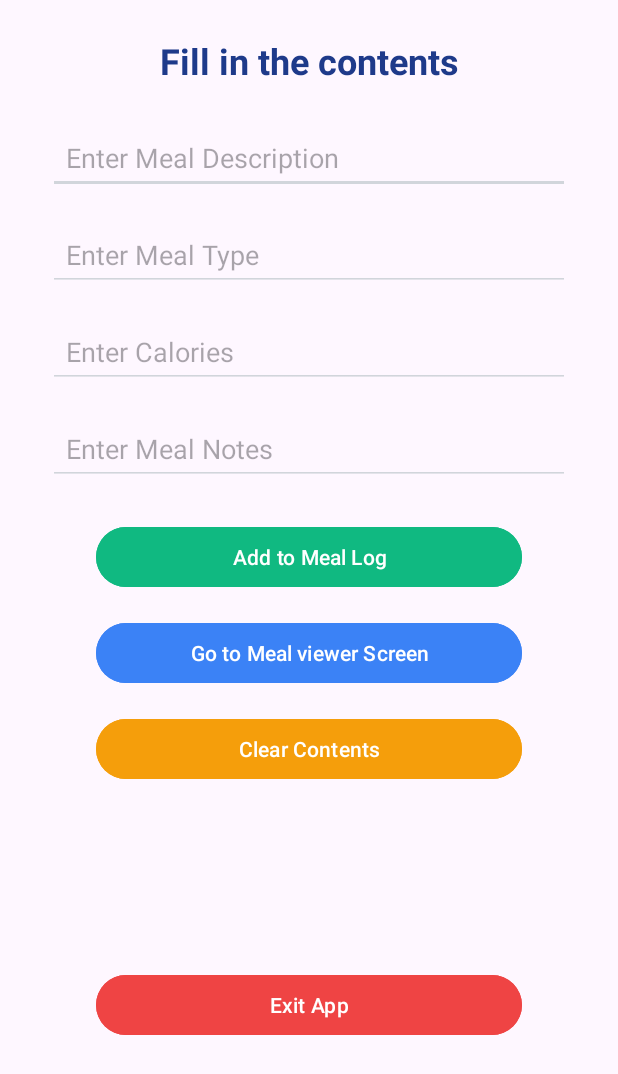
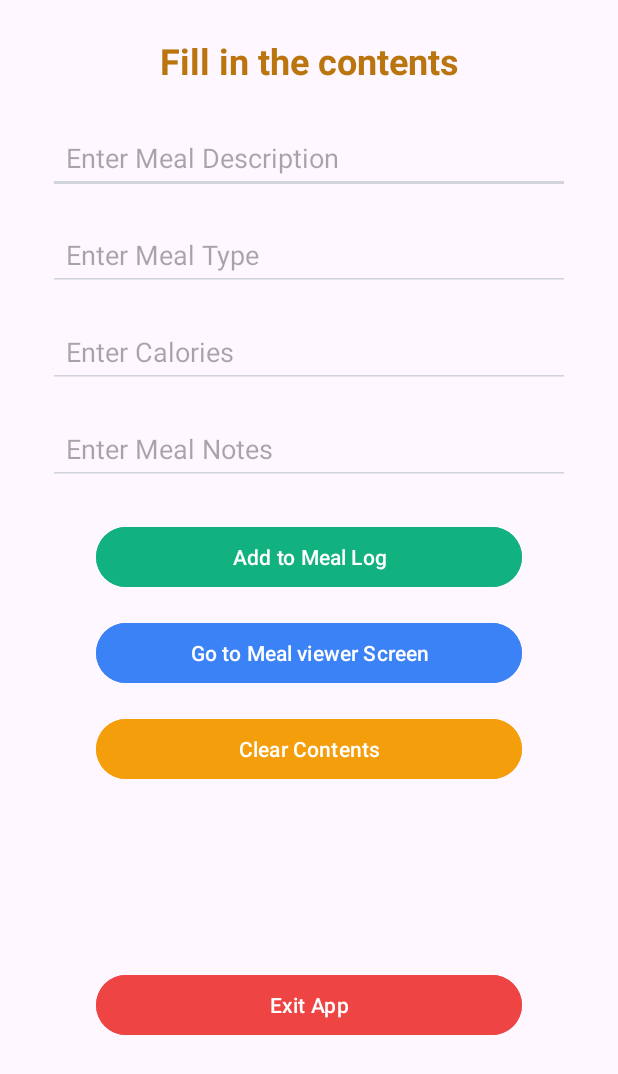
Before and after one commit to Asimit148/Healthy-Meal-Tracker-App, an Android app: the MealInput screen opened directly, with no data from a screen before it, on a phone screen of 412 x 824 dp. Shown: the top 1074 px of the screen. Run offline under Robolectric (Android 15) with nearby library versions, the light colour scheme and no system bars.

```diff
--- a/app/src/main/res/layout/activity_meal_input.xml
+++ b/app/src/main/res/layout/activity_meal_input.xml
@@ -14,7 +14,7 @@
         android:text="Fill in the contents"
         android:textSize="24sp"
         android:textStyle="bold"
-        android:textColor="#1E3A8A"
+        android:textColor="#BA750E"
         android:gravity="center"
         android:layout_marginTop="24dp"
         android:layout_marginHorizontal="16dp"
@@ -81,7 +81,7 @@
         android:layout_height="wrap_content"
         android:text="Add to Meal Log"
         android:textColor="#FFFFFF"
-        android:backgroundTint="#10B981"
+        android:backgroundTint="#12B180"
         android:layout_marginTop="24dp"
         android:layout_marginHorizontal="64dp"
         app:layout_constraintTop_toBottomOf="@id/inputMealNotes"
```
Also changed, not shown: app/src/main/res/layout/activity_main.xml (+5 -4 lines), 1 other file.
